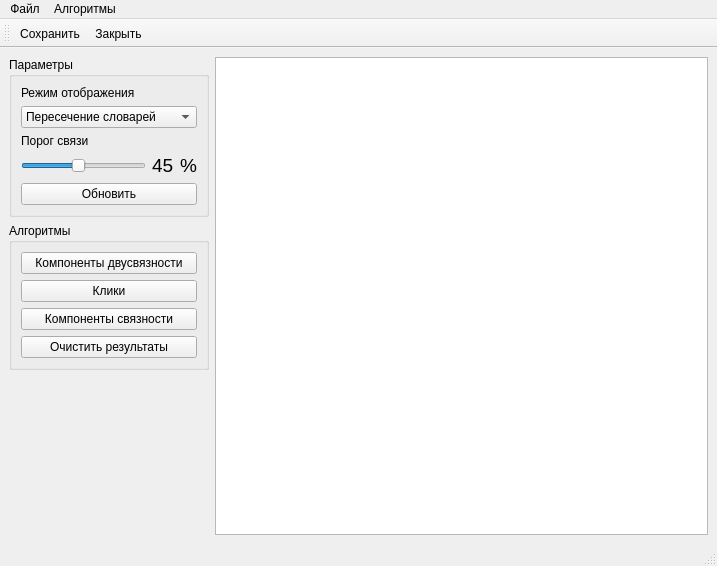
moevm/nosql1h19-text-graph, file ui/graphwindow.ui: the form before one commit.
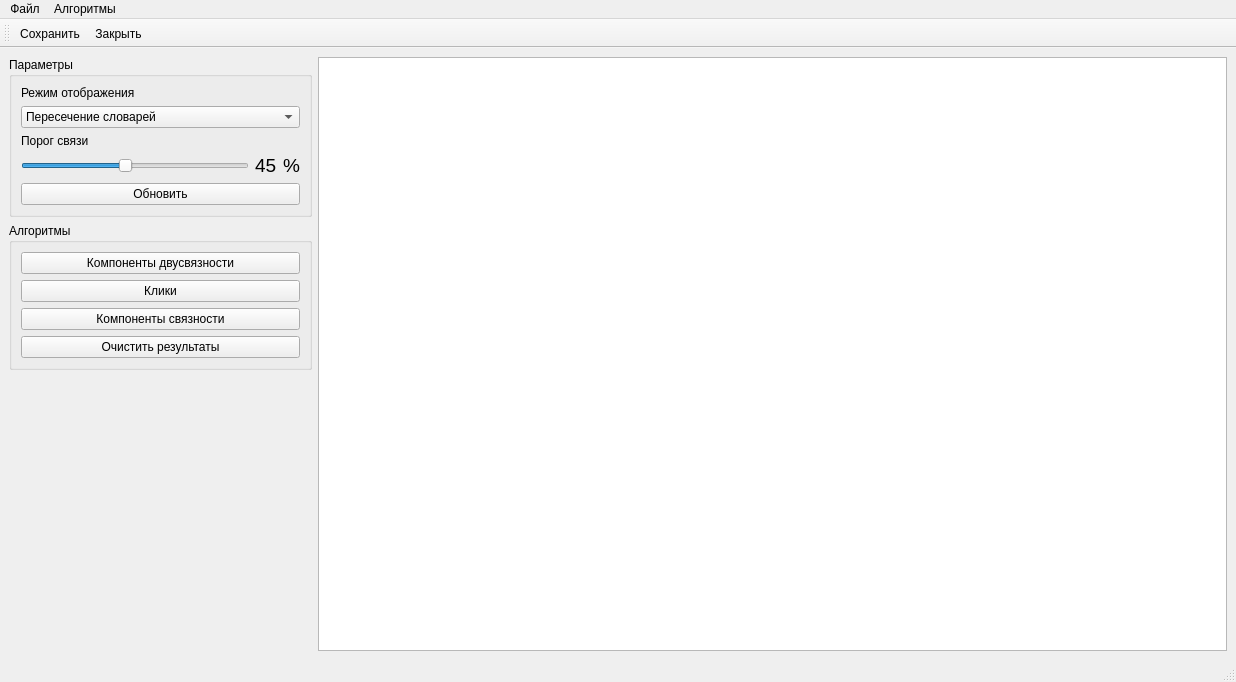
The form after the commit. Icons and pictures are not drawn.

Patch:
```diff
--- a/ui/graphwindow.ui
+++ b/ui/graphwindow.ui
@@ -6,8 +6,8 @@
    <rect>
     <x>0</x>
     <y>0</y>
-    <width>717</width>
-    <height>566</height>
+    <width>1236</width>
+    <height>682</height>
    </rect>
   </property>
   <property name="windowTitle">
@@ -179,8 +179,8 @@
     <rect>
      <x>0</x>
      <y>0</y>
-     <width>717</width>
-     <height>25</height>
+     <width>1236</width>
+     <height>31</height>
     </rect>
    </property>
    <widget class="QMenu" name="menu">
```
